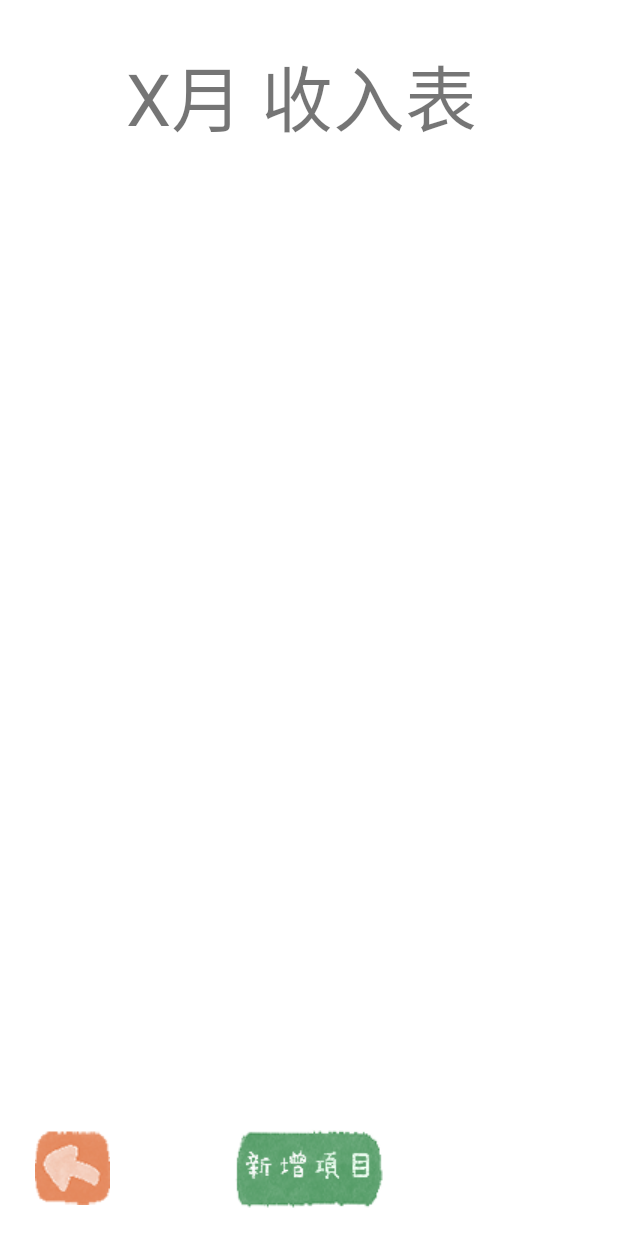
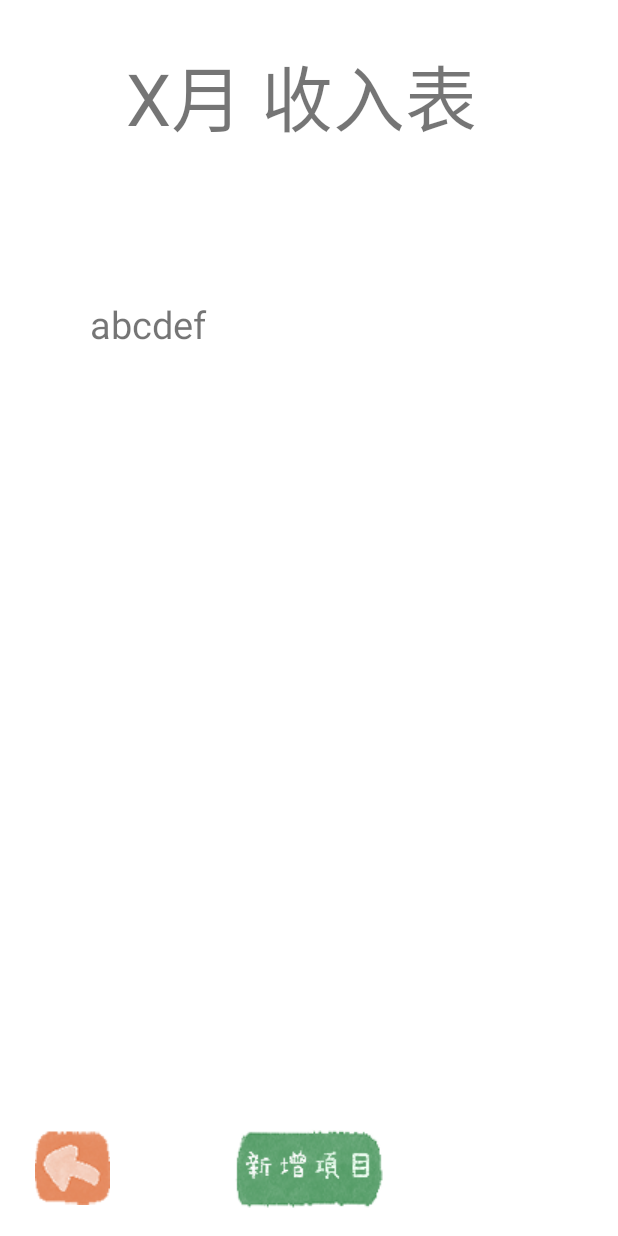
Before and after one commit to trinagle1289/Mobile-Game-Development-Final-Assignment, an Android app: the layout activity_income_list.xml on its own in the app's theme, with its tools: preview values and no code run, on a phone screen of 412 x 824 dp. Run offline under Robolectric (Android 15) with nearby library versions, the phone set to English and light mode, and no system bars.

Commit message:
[Bug] 無法顯示 收入表

```diff
--- a/app/src/main/res/layout/activity_income_list.xml
+++ b/app/src/main/res/layout/activity_income_list.xml
@@ -22,6 +22,8 @@
         android:layout_width="292dp"
         android:layout_height="549dp"
         android:layout_marginBottom="76dp"
+        android:text="abcdef"
+        android:textSize="25dp"
         app:layout_constraintBottom_toBottomOf="parent"
         app:layout_constraintEnd_toEndOf="parent"
         app:layout_constraintStart_toStartOf="parent" />
```
Also changed, not shown: app/src/main/java/tw/edu/pu/s1071554/mobile_game_development_final_assignment/IncomeListActivity.kt (+7 -1 lines).
